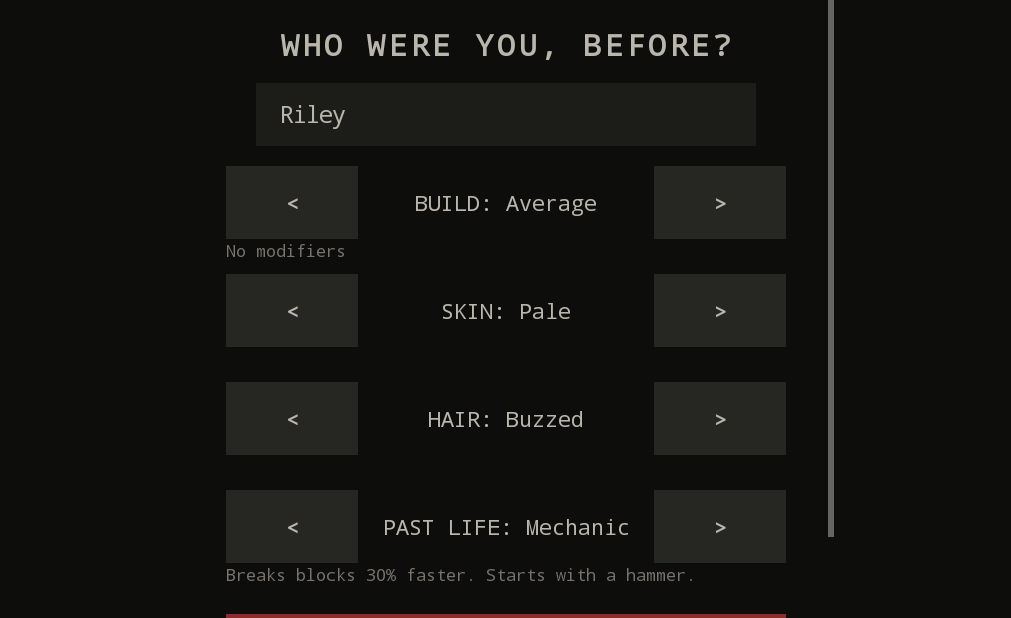
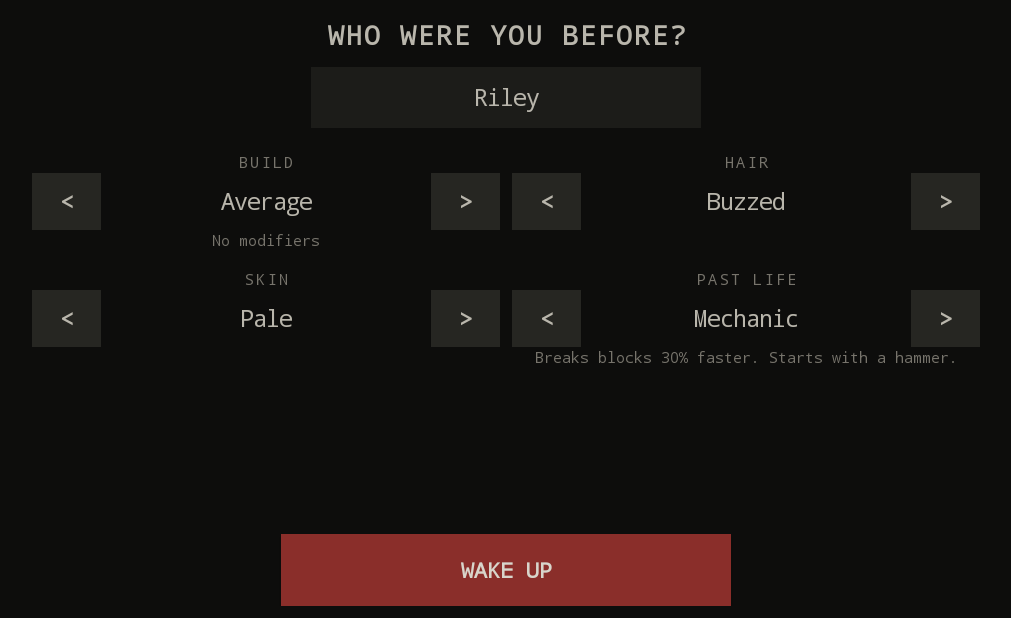
Before and after one commit to DrBog/Voxeland, an Android app: the screen it shows after launch (MainActivity), after a tap on "NEW GAME", on a phone screen of 824 x 412 dp (held sideways). Shown: the whole screen, without its empty margins (112-1123 px from the left). Run offline under Robolectric (Android 15) with nearby library versions, the phone set to English and light mode, and no system bars.

Commit message:
Fix unusable character creation on landscape phones
The CAC screen could not be completed: option values collapsed into a
vertical letter column, the title clipped, and WAKE UP sat below the
bottom edge so a fresh save could never be started.

Cause was raw pixel sizing that ignores display density -- fixed 560/500px
row widths plus 40px button padding, which squeeze the weighted value
column and overflow a short landscape viewport.

- UiKit: add dp() and make button padding density-aware, with a compact
  variant for arrow controls
- MenuViews: rebuild both menus with dp sizing, weighted cycler rows
  (fixed thumb-sized arrows, value takes remaining width), a 2x2 choice
  grid that fits landscape, and a pinned action bar so WAKE UP is always
  reachable; grid width now caps to the screen instead of overflowing it
- Panels: convert remaining raw pixel padding to dp
- Manifest: adjustResize so the keyboard cannot cover the name field

Adds MenuLayoutTest, which measures and lays out the real view hierarchy
across six phone/tablet configurations from mdpi to xxxhdpi. Verified the
tests fail against the previous layout (WAKE UP bottom=1124 vs screen=1080)
and pass against this one. 15 tests total, all passing.

Co-Authored-By: Claude Opus 5 <noreply@anthropic.com>
Claude-Session: https://claude.ai/code/session_01Fv3BMBGFYyWb6CNuQaRbrs

```diff
--- a/app/src/main/AndroidManifest.xml
+++ b/app/src/main/AndroidManifest.xml
@@ -14,6 +14,7 @@
             android:name=".MainActivity"
             android:exported="true"
             android:screenOrientation="landscape"
+            android:windowSoftInputMode="adjustResize"
             android:configChanges="orientation|screenSize|keyboardHidden"
             android:launchMode="singleTask">
             <intent-filter>
--- a/app/src/main/java/com/voxeland/game/ui/MenuViews.kt
+++ b/app/src/main/java/com/voxeland/game/ui/MenuViews.kt
@@ -4,6 +4,8 @@ import android.annotation.SuppressLint
 import android.content.Context
 import android.text.InputFilter
 import android.view.Gravity
+import android.view.View
+import android.view.inputmethod.EditorInfo
 import android.widget.EditText
 import android.widget.FrameLayout
 import android.widget.LinearLayout
@@ -11,7 +13,15 @@ import android.widget.ScrollView
 import android.widget.TextView
 import com.voxeland.game.progression.Character
 
+/**
+ * Menus are built in code and must survive any density and a short
+ * landscape viewport: every size goes through [UiKit.dp], rows size
+ * themselves with weights (never fixed pixel widths), and the primary
+ * action is pinned so it can never be pushed off-screen.
+ */
 object MenuViews {
+
+    private const val MAX_CONTENT_DP = 640f
 
     fun mainMenu(
         ctx: Context,
@@ -21,29 +31,47 @@ object MenuViews {
     ): FrameLayout {
         val root = FrameLayout(ctx)
         root.setBackgroundColor(0xFF0D0D0C.toInt())
+
         val col = LinearLayout(ctx).apply {
             orientation = LinearLayout.VERTICAL
             gravity = Gravity.CENTER_HORIZONTAL
+            setPadding(UiKit.dp(ctx, 24f), UiKit.dp(ctx, 16f), UiKit.dp(ctx, 24f), UiKit.dp(ctx, 16f))
         }
-        col.addView(UiKit.title(ctx, "V O X E L A N D", 40f))
-        col.addView(UiKit.label(ctx, "the city stopped breathing. you didn't.", 13f, UiKit.TEXT_DIM).apply {
+        col.addView(UiKit.title(ctx, "V O X E L A N D", 34f).apply {
+            maxLines = 1
+            isSingleLine = true
+        })
+        col.addView(UiKit.label(ctx, "the city stopped breathing. you didn't.", 12f, UiKit.TEXT_DIM).apply {
             gravity = Gravity.CENTER
         })
-        col.addView(UiKit.vspace(ctx, 48))
+        col.addView(UiKit.vspace(ctx, UiKit.dp(ctx, 30f)))
+
+        val btnW = UiKit.dp(ctx, 300f)
         if (hasSave) {
             col.addView(UiKit.button(ctx, "CONTINUE", accent = true) { onContinue() },
-                LinearLayout.LayoutParams(560, LinearLayout.LayoutParams.WRAP_CONTENT))
-            col.addView(UiKit.vspace(ctx, 14))
+                LinearLayout.LayoutParams(btnW, LinearLayout.LayoutParams.WRAP_CONTENT))
+            col.addView(UiKit.vspace(ctx, UiKit.dp(ctx, 10f)))
         }
-        col.addView(UiKit.button(ctx, if (hasSave) "NEW GAME (abandons old survivor)" else "NEW GAME", accent = !hasSave) { onNewGame() },
-            LinearLayout.LayoutParams(560, LinearLayout.LayoutParams.WRAP_CONTENT))
-        col.addView(UiKit.vspace(ctx, 30))
+        col.addView(UiKit.button(ctx, "NEW GAME", accent = !hasSave) { onNewGame() },
+            LinearLayout.LayoutParams(btnW, LinearLayout.LayoutParams.WRAP_CONTENT))
+        if (hasSave) {
+            col.addView(UiKit.label(ctx, "starting over abandons your survivor", 10f, 0xFF54524A.toInt()).apply {
+                gravity = Gravity.CENTER
+            })
+        }
+        col.addView(UiKit.vspace(ctx, UiKit.dp(ctx, 18f)))
         col.addView(UiKit.label(ctx,
-            "survive · scavenge · barricade · the dark makes them bold", 11f, 0xFF54524A.toInt()).apply {
+            "survive · scavenge · barricade · the dark makes them bold", 10f, 0xFF54524A.toInt()).apply {
             gravity = Gravity.CENTER
         })
-        root.addView(col, FrameLayout.LayoutParams(
-            FrameLayout.LayoutParams.WRAP_CONTENT, FrameLayout.LayoutParams.WRAP_CONTENT, Gravity.CENTER))
+
+        // fillViewport + centre gravity: centred when it fits, scrollable when it doesn't
+        col.gravity = Gravity.CENTER_HORIZONTAL or Gravity.CENTER_VERTICAL
+        val scroll = ScrollView(ctx).apply { isFillViewport = true }
+        scroll.addView(col, FrameLayout.LayoutParams(
+            FrameLayout.LayoutParams.MATCH_PARENT, FrameLayout.LayoutParams.WRAP_CONTENT))
+        root.addView(scroll, FrameLayout.LayoutParams(
+            FrameLayout.LayoutParams.MATCH_PARENT, FrameLayout.LayoutParams.MATCH_PARENT))
         return root
     }
 
@@ -55,13 +83,19 @@ object MenuViews {
 
         var body = 1; var skin = 0; var hair = 0; var bg = 0
 
+        val barH = UiKit.dp(ctx, 58f)
+
         val col = LinearLayout(ctx).apply {
             orientation = LinearLayout.VERTICAL
             gravity = Gravity.CENTER_HORIZONTAL
-            setPadding(48, 24, 48, 24)
+            setPadding(UiKit.dp(ctx, 20f), UiKit.dp(ctx, 12f), UiKit.dp(ctx, 20f), barH)
         }
-        col.addView(UiKit.title(ctx, "WHO WERE YOU, BEFORE?", 20f))
-        col.addView(UiKit.vspace(ctx, 18))
+
+        col.addView(UiKit.title(ctx, "WHO WERE YOU BEFORE?", 17f).apply {
+            maxLines = 1
+            ellipsize = android.text.TextUtils.TruncateAt.END
+        }, LinearLayout.LayoutParams(LinearLayout.LayoutParams.MATCH_PARENT, LinearLayout.LayoutParams.WRAP_CONTENT))
+        col.addView(UiKit.vspace(ctx, UiKit.dp(ctx, 10f)))
 
         val name = EditText(ctx).apply {
             hint = "name"
@@ -70,48 +104,126 @@ object MenuViews {
             setHintTextColor(UiKit.TEXT_DIM)
             textSize = 15f
             typeface = UiKit.mono
+            gravity = Gravity.CENTER
+            isSingleLine = true
+            // keep the landscape keyboard from swallowing the whole screen
+            imeOptions = EditorInfo.IME_FLAG_NO_EXTRACT_UI or EditorInfo.IME_ACTION_DONE
             setBackgroundColor(0xFF1C1C19.toInt())
-            setPadding(24, 16, 24, 16)
+            setPadding(UiKit.dp(ctx, 12f), UiKit.dp(ctx, 10f), UiKit.dp(ctx, 12f), UiKit.dp(ctx, 10f))
             filters = arrayOf(InputFilter.LengthFilter(14))
         }
-        col.addView(name, LinearLayout.LayoutParams(500, LinearLayout.LayoutParams.WRAP_CONTENT))
-        col.addView(UiKit.vspace(ctx, 14))
+        col.addView(name, LinearLayout.LayoutParams(UiKit.dp(ctx, 260f), LinearLayout.LayoutParams.WRAP_CONTENT))
+        col.addView(UiKit.vspace(ctx, UiKit.dp(ctx, 12f)))
 
-        fun cycler(label: String, options: List<String>, descs: List<String>?, get: () -> Int, set: (Int) -> Unit): LinearLayout {
-            val row = LinearLayout(ctx).apply { orientation = LinearLayout.VERTICAL }
-            val line = LinearLayout(ctx).apply { orientation = LinearLayout.HORIZONTAL; gravity = Gravity.CENTER_VERTICAL }
+        /**
+         * One option cycler. The value fills the row by weight — the arrows
+         * get fixed, thumb-sized boxes — so long values never get squeezed
+         * into a vertical letter column.
+         */
+        fun cycler(
+            label: String,
+            options: List<String>,
+            descs: List<String>?,
+            get: () -> Int,
+            set: (Int) -> Unit,
+        ): LinearLayout {
+            val box = LinearLayout(ctx).apply {
+                orientation = LinearLayout.VERTICAL
+                setPadding(UiKit.dp(ctx, 4f), UiKit.dp(ctx, 4f), UiKit.dp(ctx, 4f), UiKit.dp(ctx, 8f))
+            }
+            box.addView(UiKit.label(ctx, label, 10f, UiKit.TEXT_DIM).apply {
+                gravity = Gravity.CENTER
+                letterSpacing = 0.15f
+            }, LinearLayout.LayoutParams(LinearLayout.LayoutParams.MATCH_PARENT, LinearLayout.LayoutParams.WRAP_CONTENT))
+
+            val row = LinearLayout(ctx).apply {
+                orientation = LinearLayout.HORIZONTAL
+                gravity = Gravity.CENTER_VERTICAL
+            }
             val value = TextView(ctx).apply {
-                setTextColor(UiKit.TEXT); textSize = 14f; typeface = UiKit.mono; gravity = Gravity.CENTER
+                setTextColor(UiKit.TEXT)
+                textSize = 15f
+                typeface = UiKit.mono
+                gravity = Gravity.CENTER
+                isSingleLine = true
+                ellipsize = android.text.TextUtils.TruncateAt.END
             }
-            val desc = UiKit.label(ctx, "", 11f, UiKit.TEXT_DIM)
+            val desc = UiKit.label(ctx, "", 10f, UiKit.TEXT_DIM).apply {
+                gravity = Gravity.CENTER
+                maxLines = 2
+            }
             fun refresh() {
-                value.text = "${label}: ${options[get()]}"
+                value.text = options[get()]
                 desc.text = descs?.get(get()) ?: ""
             }
-            line.addView(UiKit.button(ctx, "<") { set((get() + options.size - 1) % options.size); refresh() })
-            line.addView(value, LinearLayout.LayoutParams(0, LinearLayout.LayoutParams.WRAP_CONTENT, 1f))
-            line.addView(UiKit.button(ctx, ">") { set((get() + 1) % options.size); refresh() })
+            val arrowW = UiKit.dp(ctx, 46f)
+            val arrowH = UiKit.dp(ctx, 38f)
+            row.addView(UiKit.button(ctx, "<", compact = true) {
+                set((get() + options.size - 1) % options.size); refresh()
+            }, LinearLayout.LayoutParams(arrowW, arrowH))
+            row.addView(value, LinearLayout.LayoutParams(0, LinearLayout.LayoutParams.WRAP_CONTENT, 1f))
+            row.addView(UiKit.button(ctx, ">", compact = true) {
+                set((get() + 1) % options.size); refresh()
+            }, LinearLayout.LayoutParams(arrowW, arrowH))
+
             refresh()
-            row.addView(line, LinearLayout.LayoutParams(560, LinearLayout.LayoutParams.WRAP_CONTENT))
-            row.addView(desc)
-            row.setPadding(0, 6, 0, 6)
-            return row
+            box.addView(row, LinearLayout.LayoutParams(
+                LinearLayout.LayoutParams.MATCH_PARENT, LinearLayout.LayoutParams.WRAP_CONTENT))
+            box.addView(desc, LinearLayout.LayoutParams(
+                LinearLayout.LayoutParams.MATCH_PARENT, LinearLayout.LayoutParams.WRAP_CONTENT))
+            return box
         }
 
-        col.addView(cycler("BUILD", Character.BODIES, Character.BODY_DESC, { body }, { body = it }))
-        col.addView(cycler("SKIN", Character.TONES, null, { skin }, { skin = it }))
-        col.addView(cycler("HAIR", Character.HAIR, null, { hair }, { hair = it }))
-        col.addView(cycler("PAST LIFE", Character.BACKGROUNDS, Character.BACKGROUND_DESC, { bg }, { bg = it }))
-        col.addView(UiKit.vspace(ctx, 22))
-        col.addView(UiKit.button(ctx, "WAKE UP", accent = true) {
+        // two weighted columns keep the four choices on one landscape screen
+        fun column(vararg children: View): LinearLayout {
+            val c = LinearLayout(ctx).apply { orientation = LinearLayout.VERTICAL }
+            for (v in children) c.addView(v, LinearLayout.LayoutParams(
+                LinearLayout.LayoutParams.MATCH_PARENT, LinearLayout.LayoutParams.WRAP_CONTENT))
+            return c
+        }
+
+        val grid = LinearLayout(ctx).apply { orientation = LinearLayout.HORIZONTAL }
+        val left = column(
+            cycler("BUILD", Character.BODIES, Character.BODY_DESC, { body }, { body = it }),
+            cycler("SKIN", Character.TONES, null, { skin }, { skin = it }),
+        )
+        val right = column(
+            cycler("HAIR", Character.HAIR, null, { hair }, { hair = it }),
+            cycler("PAST LIFE", Character.BACKGROUNDS, Character.BACKGROUND_DESC, { bg }, { bg = it }),
+        )
+        grid.addView(left, LinearLayout.LayoutParams(0, LinearLayout.LayoutParams.WRAP_CONTENT, 1f))
+        grid.addView(right, LinearLayout.LayoutParams(0, LinearLayout.LayoutParams.WRAP_CONTENT, 1f))
+        // cap the width on wide screens, but never exceed a narrow one (that
+        // pushed the grid off the left edge on short, dense phones)
+        val availDp = ctx.resources.configuration.screenWidthDp - 48
+        val gridW = if (availDp >= MAX_CONTENT_DP) UiKit.dp(ctx, MAX_CONTENT_DP)
+                    else LinearLayout.LayoutParams.MATCH_PARENT
+        col.addView(grid, LinearLayout.LayoutParams(gridW, LinearLayout.LayoutParams.WRAP_CONTENT))
+
+        val scroll = ScrollView(ctx).apply {
+            isFillViewport = true
+            clipToPadding = false
+        }
+        scroll.addView(col, FrameLayout.LayoutParams(
+            FrameLayout.LayoutParams.MATCH_PARENT, FrameLayout.LayoutParams.WRAP_CONTENT))
+        root.addView(scroll, FrameLayout.LayoutParams(
+            FrameLayout.LayoutParams.MATCH_PARENT, FrameLayout.LayoutParams.MATCH_PARENT))
+
+        // pinned action bar — WAKE UP is always reachable, whatever the viewport
+        val bar = LinearLayout(ctx).apply {
+            orientation = LinearLayout.HORIZONTAL
+            gravity = Gravity.CENTER
+            setBackgroundColor(0xF00D0D0C.toInt())
+            setPadding(0, UiKit.dp(ctx, 6f), 0, UiKit.dp(ctx, 8f))
+        }
+        bar.addView(UiKit.button(ctx, "WAKE UP", accent = true) {
             val n = name.text.toString().trim().ifEmpty { "Stranger" }
             onDone(Character(n, body, skin, hair, bg))
-        }, LinearLayout.LayoutParams(560, LinearLayout.LayoutParams.WRAP_CONTENT))
+        }, LinearLayout.LayoutParams(UiKit.dp(ctx, 300f), LinearLayout.LayoutParams.WRAP_CONTENT))
+        root.addView(bar, FrameLayout.LayoutParams(
+            FrameLayout.LayoutParams.MATCH_PARENT, FrameLayout.LayoutParams.WRAP_CONTENT,
+            Gravity.BOTTOM))
 
-        val scroll = ScrollView(ctx)
-        scroll.addView(col)
-        root.addView(scroll, FrameLayout.LayoutParams(
-            FrameLayout.LayoutParams.WRAP_CONTENT, FrameLayout.LayoutParams.MATCH_PARENT, Gravity.CENTER_HORIZONTAL))
         return root
     }
 }
--- a/app/src/main/java/com/voxeland/game/ui/UiKit.kt
+++ b/app/src/main/java/com/voxeland/game/ui/UiKit.kt
@@ -43,15 +43,27 @@ object UiKit {
             typeface = mono
         }
 
-    fun button(ctx: Context, text: String, accent: Boolean = false, onClick: () -> Unit): Button =
-        Button(ctx).apply {
+    /** density-independent pixels — every layout size must go through this */
+    fun dp(ctx: Context, v: Float): Int = (v * ctx.resources.displayMetrics.density).toInt()
+
+    fun button(
+        ctx: Context,
+        text: String,
+        accent: Boolean = false,
+        compact: Boolean = false,
+        onClick: () -> Unit,
+    ): Button = Button(ctx).apply {
         this.text = text
         isAllCaps = true
-            textSize = 14f
+        textSize = if (compact) 15f else 14f
         typeface = Typeface.create(mono, Typeface.BOLD)
         setTextColor(if (accent) 0xFFD8D5CB.toInt() else TEXT)
         setBackgroundColor(if (accent) ACCENT else 0xFF262622.toInt())
-            setPadding(40, 22, 40, 22)
+        val px = dp(ctx, if (compact) 6f else 18f)
+        val py = dp(ctx, if (compact) 8f else 11f)
+        setPadding(px, py, px, py)
+        minWidth = 0
+        minimumWidth = 0
         setOnClickListener { onClick() }
     }
 
```
Also changed, not shown: app/build.gradle (+7 -0 lines), app/src/main/java/com/voxeland/game/ui/Panels.kt (+6 -6 lines), 2 other files. Lines whose indentation alone changed are shown as unchanged.
